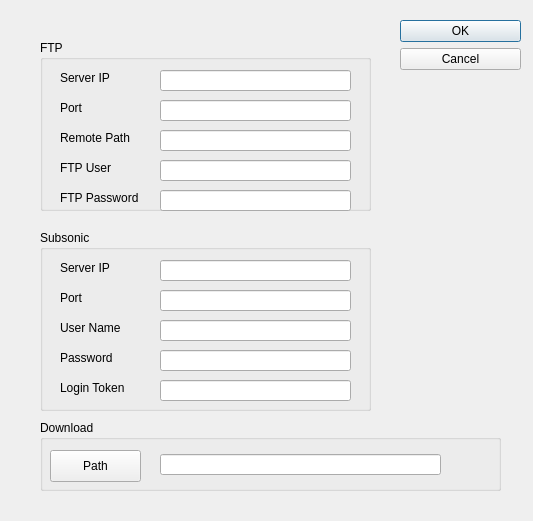
First picture: the form in settingsdialog.ui, repository robinshi918/downloadwrapper, before the edit.
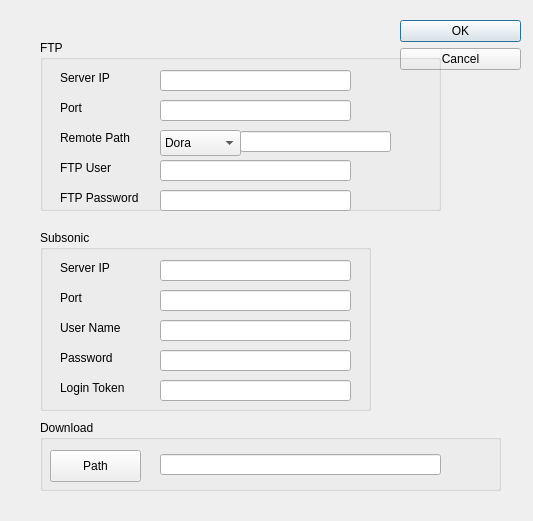
Second picture: the form after the edit.

Commit message: add remote ftp path options

What changed in the file:
```diff
--- a/settingsdialog.ui
+++ b/settingsdialog.ui
@@ -34,7 +34,7 @@
     <rect>
      <x>40</x>
      <y>40</y>
-     <width>331</width>
+     <width>401</width>
      <height>171</height>
     </rect>
    </property>
@@ -87,16 +87,6 @@
      </rect>
     </property>
    </widget>
-   <widget class="QLineEdit" name="ftpRemotePath">
-    <property name="geometry">
-     <rect>
-      <x>120</x>
-      <y>90</y>
-      <width>191</width>
-      <height>21</height>
-     </rect>
-    </property>
-   </widget>
    <widget class="QLabel" name="label_3">
     <property name="geometry">
      <rect>
@@ -159,6 +149,52 @@
      <string>FTP Password</string>
     </property>
    </widget>
+   <widget class="QComboBox" name="remotePathComboBox">
+    <property name="geometry">
+     <rect>
+      <x>120</x>
+      <y>90</y>
+      <width>81</width>
+      <height>26</height>
+     </rect>
+    </property>
+    <property name="editable">
+     <bool>false</bool>
+    </property>
+    <property name="currentText">
+     <string>Dora</string>
+    </property>
+    <item>
+     <property name="text">
+      <string>Dora</string>
+     </property>
+    </item>
+    <item>
+     <property name="text">
+      <string>Yuan</string>
+     </property>
+    </item>
+    <item>
+     <property name="text">
+      <string>Julie</string>
+     </property>
+    </item>
+    <item>
+     <property name="text">
+      <string>Other</string>
+     </property>
+    </item>
+   </widget>
+   <widget class="QLineEdit" name="ftpRemotePath">
+    <property name="geometry">
+     <rect>
+      <x>200</x>
+      <y>91</y>
+      <width>151</width>
+      <height>21</height>
+     </rect>
+    </property>
+   </widget>
   </widget>
   <widget class="QGroupBox" name="groupBox_2">
    <property name="geometry">
```
The commit also changes 4 other files.
